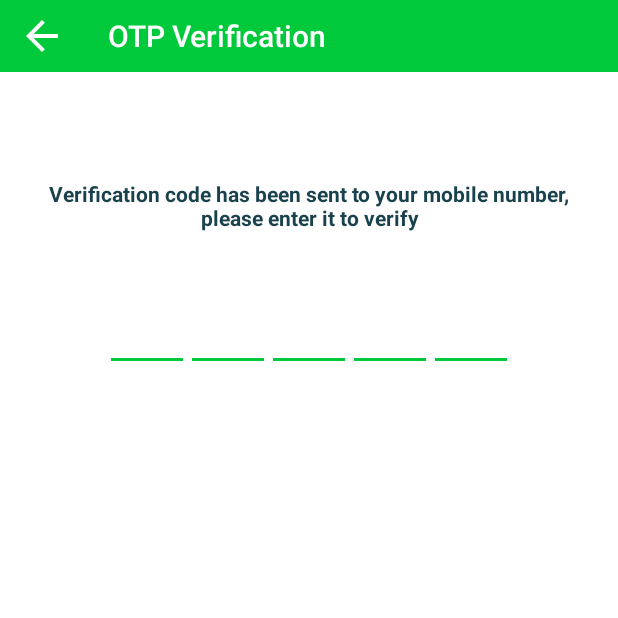
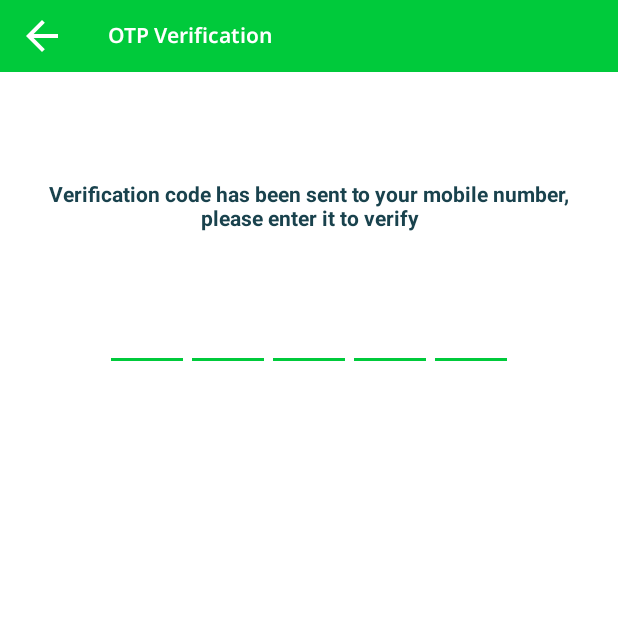
Before and after one commit to anushram/attil_Android, an Android app: the OtpActivity screen opened directly, with no data from a screen before it, on a phone screen of 412 x 824 dp, the top half of it. Run offline under Robolectric (Android 15) with nearby library versions, the light colour scheme and no system bars; our stand-ins replace CircleImageView, Volley, data binding; network calls fail; Roboto replaces fonts that are not available here.

Commit message:
Minor Fixes

```diff
--- a/app/src/main/res/layout/app_toolbar.xml
+++ b/app/src/main/res/layout/app_toolbar.xml
@@ -6,5 +6,6 @@
     android:layout_height="48dp"
     android:background="@color/primary"
     app:elevation="3dp"
+    app:titleTextAppearance="@style/ToolBarTitleStyle"
     app:subtitleTextAppearance="@style/ToolBarSubTitleStyle"
     app:theme="@style/ToolBarStyle" />
--- a/app/src/main/res/values/themes.xml
+++ b/app/src/main/res/values/themes.xml
@@ -94,8 +94,7 @@
         <!-- Customize color of navigation drawer icon and back arrow -->
         <item name="android:textSize">14sp</item>
         <item name="android:textColor">@color/white</item>
-        <item name="android:textStyle">bold</item>
-        <item name="android:fontFamily">@font/notosans_bold</item>
+        <item name="android:fontFamily">@font/notosans_semibold</item>
 
     </style>
 
```
